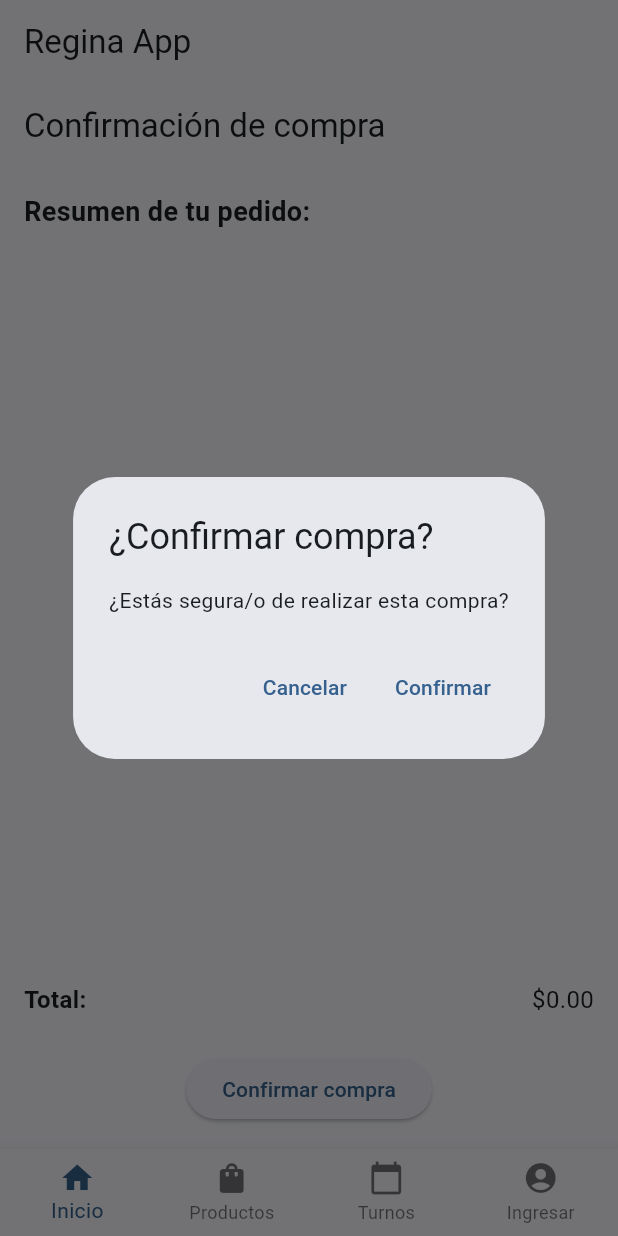
After one commit to lucasaupi/reginaApp, a Flutter app: the PurchaseConfirmationScreen screen opened by its route, after a tap on "Confirmar compra", on a phone screen of 412 x 824 dp. The commit adds this screen. Run offline on Flutter 3.47's test engine with Material 3 defaults, Android fonts, the phone set to English and light mode, and no system bars; our stand-ins replace cloud_firestore, firebase_auth, firebase_core, flutter_riverpod, go_router, table_calendar; accounts and stored records are empty.

Commit message:
purchase order completo

```diff
--- a/lib/core/router/app_router.dart
+++ b/lib/core/router/app_router.dart
@@ -3,6 +3,7 @@
 import 'package:regina_app/presentation/screens/order_summary_screen.dart';
 import 'package:regina_app/presentation/screens/product_detail_screen.dart';
 import 'package:regina_app/presentation/screens/product_screen.dart';
+import 'package:regina_app/presentation/screens/purchase_confirmation_screen.dart';
 import 'package:regina_app/presentation/screens/service_detail_screen.dart';
 import 'package:regina_app/presentation/screens/services_screen.dart';
 import 'package:regina_app/presentation/screens/login_screen.dart';
@@ -60,10 +61,15 @@
       builder: (context, state) => const CartScreen(),),
 
       GoRoute(
-  path: '/order-summary',
-  name: 'order-summary',
-  builder: (context, state) => const OrderSummaryScreen(),
-),
+        path: '/order-summary',
+        name: 'order-summary',
+        builder: (context, state) => const OrderSummaryScreen(),
+        ),
+        GoRoute(
+          path: '/confirm-order',
+          name: 'confirm-order',
+          builder: (context, state) => const PurchaseConfirmationScreen(),
+          ),
       ],
     ),
   ],
--- /dev/null
+++ b/lib/presentation/screens/purchase_confirmation_screen.dart
@@ -0,0 +1,125 @@
+import 'package:firebase_auth/firebase_auth.dart';
+import 'package:flutter/material.dart';
+import 'package:flutter/widgets.dart';
+import 'package:flutter_riverpod/flutter_riverpod.dart';
+import 'package:go_router/go_router.dart';
+import 'package:regina_app/presentation/providers/cart_provider.dart';
+import 'package:regina_app/presentation/providers/order_provider.dart';
+
+class PurchaseConfirmationScreen extends ConsumerWidget {
+  const PurchaseConfirmationScreen({super.key});
+
+  @override
+  Widget build(BuildContext context, WidgetRef ref) {
+    final cart = ref.watch(cartProvider);
+    final total = ref.read(cartProvider.notifier).total;
+    final orderNotifier = ref.read(orderProvider.notifier);
+    final orderState = ref.watch(orderProvider);
+    final user = FirebaseAuth.instance.currentUser;
+
+   if (user == null) {
+    Future.microtask(() async {
+      ScaffoldMessenger.of(context).showSnackBar(
+        const SnackBar(
+          content: Text('Debés iniciar sesión para confirmar la compra'),
+        ),
+      );
+      await Future.delayed(const Duration(seconds: 2));
+      context.go('/login');
+    });
+
+    return const Scaffold(
+      body: Center(child: CircularProgressIndicator()),
+    );
+  }
+
+    return Scaffold(
+      appBar: AppBar(title: const Text('Confirmación de compra')),
+      body: Padding(
+        padding: const EdgeInsets.all(16.0),
+        child: Column(
+          crossAxisAlignment: CrossAxisAlignment.start,
+          children: [
+            const Text(
+              'Resumen de tu pedido:',
+              style: TextStyle(fontSize: 18, fontWeight: FontWeight.bold),
+            ),
+            const SizedBox(height: 16),
+            Expanded(
+              child: ListView.builder(
+                itemCount: cart.length,
+                itemBuilder: (context, index) {
+                  final item = cart[index];
+                  return ListTile(
+                    title: Text(item.product.name),
+                    subtitle: Text('Cantidad: ${item.quantity}'),
+                    trailing: Text('\$${(item.product.price * item.quantity).toStringAsFixed(2)}'),
+                  );
+                },
+              ),
+            ),
+            const SizedBox(height: 8),
+            Row(
+              mainAxisAlignment: MainAxisAlignment.spaceBetween,
+              children: [
+                const Text(
+                  'Total:',
+                  style: TextStyle(fontSize: 16, fontWeight: FontWeight.bold),
+                ),
+                Text(
+                  '\$${total.toStringAsFixed(2)}',
+                  style: const TextStyle(fontSize: 16),
+                ),
+              ],
+            ),
+            const SizedBox(height: 24),
+            Center(
+              child: orderState.isLoading
+               ? const CircularProgressIndicator()
+               : ElevatedButton(
+                 onPressed: () async {
+                   final confirm = await showDialog<bool>(
+                    context: context,
+                 builder: (context) => AlertDialog(
+                    title: const Text('¿Confirmar compra?'),
+                    content: const Text('¿Estás segura/o de realizar esta compra?'),
+                   actions: [
+                TextButton(
+                  onPressed: () => Navigator.pop(context, false),
+                  child: const Text('Cancelar'),
+                ),
+                TextButton(
+                  onPressed: () => Navigator.pop(context, true),
+                  child: const Text('Confirmar'),
+                ),
+              ],
+            ),
+          );
+
+          if (confirm == true) {
+            await ref.read(orderProvider.notifier).createAndSaveOrder();
+            final state = ref.read(orderProvider);
+            if (state is AsyncData && state.value != null) {
+              ScaffoldMessenger.of(context).showSnackBar(
+                const SnackBar(
+                  content: Text('✅ Compra realizada con éxito'),
+                  duration: Duration(seconds: 2)
+                  ),
+                  );
+              context.go('/order-summary');
+            } else if (state.hasError) {
+              ScaffoldMessenger.of(context).showSnackBar(
+                const SnackBar(content: Text('No se pudo generar la orden.')),
+              );
+            }
+          }
+        },
+        child: const Text('Confirmar compra'),
+      )
+            ),
+          ],
+        ),
+      ),
+    );
+  }
+}
```
Also changed, not shown: lib/presentation/screens/cart_screen.dart (+7 -36 lines), lib/presentation/screens/order_summary_screen.dart (+63 -3 lines).
